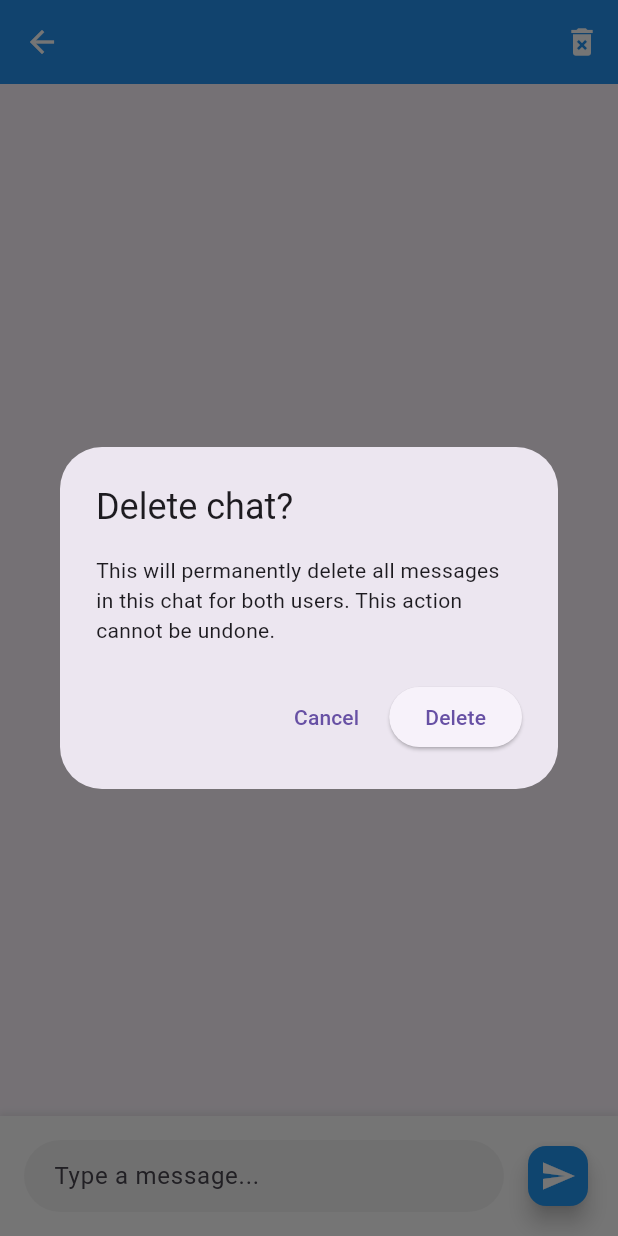
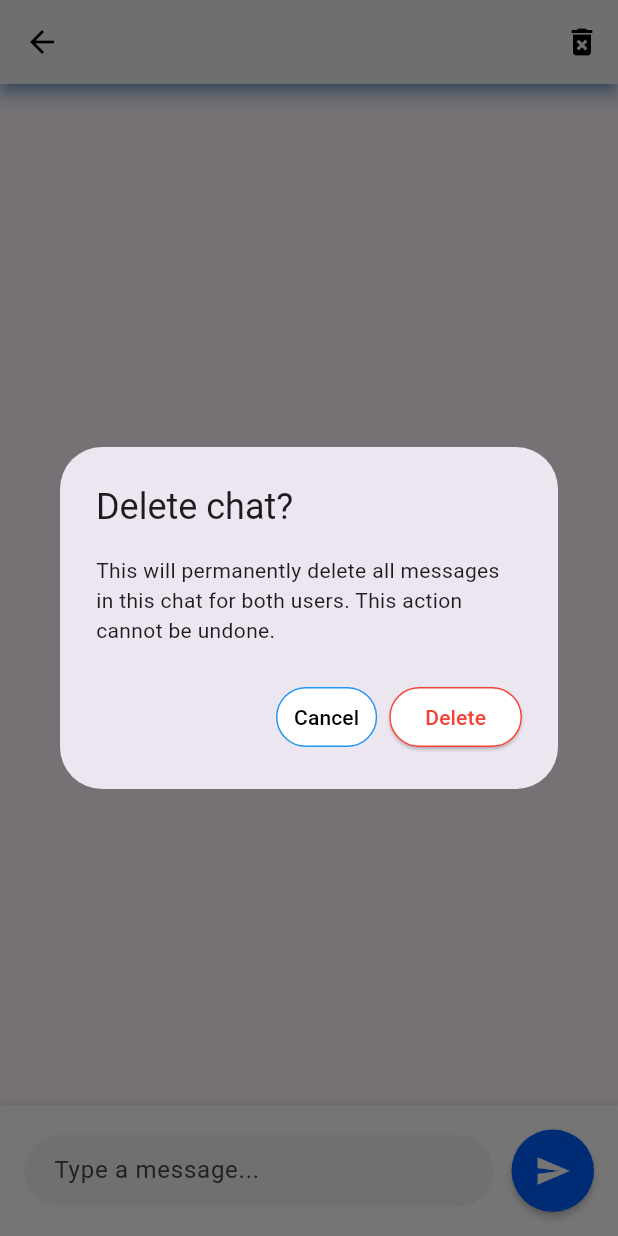
Before and after one commit to PramodiPeshila/real_time_chat_app, a Flutter app: the InstantChatScreen screen opened directly with empty values, after a tap on the "delete forever" icon, on a phone screen of 412 x 824 dp. Run offline on Flutter 3.47's test engine with Material 3 defaults, Android fonts, the phone set to English and light mode, and no system bars; our stand-ins replace cloud_firestore, firebase_auth, firebase_core, qr_flutter, shared_preferences; missing offline and left inert: qr_code_scanner_plus; accounts and stored records are empty.

Commit message:
[dev-01]| changed colors

```diff
--- a/lib/pages/instant_chat_screen.dart
+++ b/lib/pages/instant_chat_screen.dart
@@ -44,10 +44,20 @@ class _InstantChatScreenState extends State<InstantChatScreen> {
         actions: [
           TextButton(
             onPressed: () => Navigator.of(ctx).pop(false),
+            style: TextButton.styleFrom(
+              backgroundColor: Colors.white,
+              foregroundColor: Colors.black,
+              side: const BorderSide(color: Colors.blue),
+            ),
             child: const Text('Cancel'),
           ),
           ElevatedButton(
             onPressed: () => Navigator.of(ctx).pop(true),
+            style: TextButton.styleFrom(
+              backgroundColor: Colors.white,
+              foregroundColor: Colors.red,
+              side: const BorderSide(color: Colors.red),
+            ),
             child: const Text('Delete & Close'),
           ),
         ],
@@ -149,8 +159,8 @@ class _InstantChatScreenState extends State<InstantChatScreen> {
           maxWidth: MediaQuery.of(context).size.width * 0.75,
         ),
         decoration: BoxDecoration(
-          color: isMe ? Colors.blue : Colors.grey[300],
-          borderRadius: BorderRadius.circular(18),
+          color: isMe ? const Color.fromARGB(255, 0, 94, 255) : Colors.white,
+          borderRadius: BorderRadius.circular(16),
         ),
         child: Column(
           crossAxisAlignment: CrossAxisAlignment.start,
@@ -208,9 +218,11 @@ class _InstantChatScreenState extends State<InstantChatScreen> {
       child: Scaffold(
         appBar: AppBar(
           title: Text(widget.receiverName),
-          backgroundColor: Colors.blue,
-          foregroundColor: Colors.white,
-          elevation: 1,
+          backgroundColor: Colors.white,
+          elevation: 4,
+          shadowColor: Colors.blue,
+          foregroundColor: Colors.black,
+
           actions: [
             IconButton(
               icon: const Icon(Icons.delete_forever),
@@ -226,10 +238,20 @@ class _InstantChatScreenState extends State<InstantChatScreen> {
                     actions: [
                       TextButton(
                         onPressed: () => Navigator.of(ctx).pop(false),
+                        style: TextButton.styleFrom(
+                          backgroundColor: Colors.white,
+                          foregroundColor: Colors.black,
+                          side: const BorderSide(color: Colors.blue),
+                        ),
                         child: const Text('Cancel'),
                       ),
                       ElevatedButton(
                         onPressed: () => Navigator.of(ctx).pop(true),
+                        style: TextButton.styleFrom(
+                          backgroundColor: Colors.white,
+                          foregroundColor: Colors.red,
+                          side: const BorderSide(color: Colors.red),
+                        ),
                         child: const Text('Delete'),
                       ),
                     ],
@@ -360,9 +382,19 @@ class _InstantChatScreenState extends State<InstantChatScreen> {
                     ),
                   ),
                   const SizedBox(width: 12),
-                  FloatingActionButton(
+                  Container(
+                    width: 55,
+                    height: 55,
+                    decoration: BoxDecoration(
+                      borderRadius: BorderRadius.circular(50),
+                    ),
+                    child: FloatingActionButton(
                       onPressed: _isLoading ? null : _sendMessage,
-                    backgroundColor: Colors.blue,
+                      backgroundColor: const Color.fromARGB(255, 0, 94, 255),
+                      elevation: 2,
+                      shape: RoundedRectangleBorder(
+                        borderRadius: BorderRadius.circular(50),
+                      ),
                       mini: true,
                       child: _isLoading
                           ? const SizedBox(
@@ -375,6 +407,7 @@ class _InstantChatScreenState extends State<InstantChatScreen> {
                             )
                           : const Icon(Icons.send, color: Colors.white),
                     ),
+                  ),
                 ],
               ),
             ),
```
Lines whose indentation alone changed are shown as unchanged.
